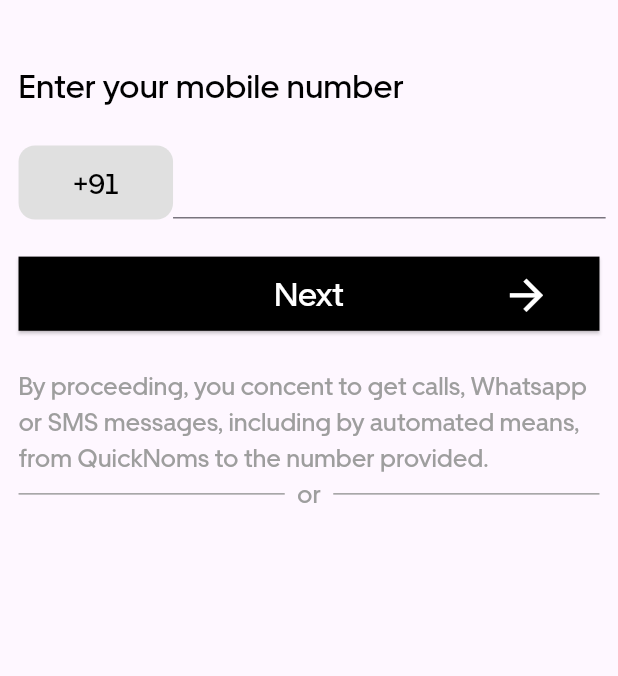
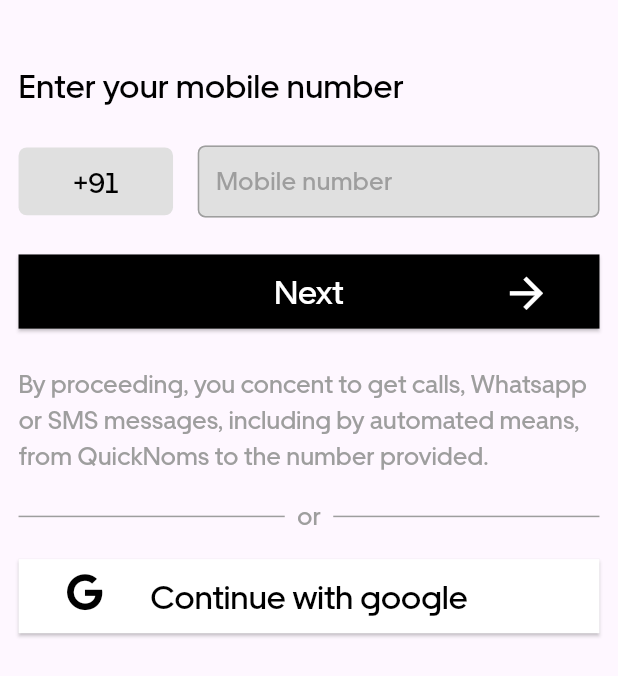
Before and after one commit to DaylenMcCarron/QuickNoms, a Flutter app: the screen it shows after launch, on a phone screen of 412 x 824 dp. Shown: the top 676 px of the screen. Run offline on Flutter 3.47's test engine with Material 3 defaults, Android fonts, the phone set to English and light mode, and no system bars; our stand-ins replace country_picker, font_awesome_flutter, sizer.

Commit message:
add: sign in with google button for login screen

```diff
--- a/lib/view/authScreens/mobileLoginScreen.dart
+++ b/lib/view/authScreens/mobileLoginScreen.dart
@@ -2,6 +2,7 @@ import 'package:country_picker/country_picker.dart';
 import 'package:flutter/cupertino.dart';
 import 'package:flutter/material.dart';
 import 'package:flutter/widgets.dart';
+import 'package:font_awesome_flutter/font_awesome_flutter.dart';
 import 'package:quicknoms/utils/colors.dart';
 import 'package:quicknoms/utils/textStyles.dart';
 import 'package:sizer/sizer.dart';
@@ -34,6 +35,7 @@ class _MobileLoginScreenState extends State<MobileLoginScreen> {
               height: 3.h,
             ),
             Row(
+              mainAxisAlignment: MainAxisAlignment.spaceBetween,
               children: [
                 InkWell(
                   onTap: () {
@@ -50,11 +52,11 @@ class _MobileLoginScreenState extends State<MobileLoginScreen> {
                     );
                   },
                   child: Container(
-                    height: 6.h,
+                    height: 5.5.h,
                     width: 25.w,
                     alignment: Alignment.center,
                     decoration: BoxDecoration(
-                        borderRadius: BorderRadius.circular(8.sp),
+                        borderRadius: BorderRadius.circular(4.sp),
                         color: greyShade3),
                     child: Text(
                       selectedCountry,
@@ -63,14 +65,36 @@ class _MobileLoginScreenState extends State<MobileLoginScreen> {
                   ),
                 ),
                 SizedBox(
-                  width: 70.w,
+                  width: 65.w,
                   child: TextField(
                     controller: mobileController,
                     cursorColor: black,
                     style: AppTextStyles.textFieldHintTextStyle,
                     keyboardType: TextInputType.number,
+                    decoration: InputDecoration(
+                        contentPadding:
+                            EdgeInsets.symmetric(vertical: 0, horizontal: 2.w),
+                        hintText: 'Mobile number',
+                        hintStyle: AppTextStyles.textFieldHintTextStyle,
+                        filled: true,
+                        fillColor: greyShade3,
+                        border: OutlineInputBorder(
+                          borderRadius: BorderRadius.circular(5),
+                          borderSide: BorderSide(color: grey),
+                        ),
+                        focusedBorder: OutlineInputBorder(
+                          borderRadius: BorderRadius.circular(5),
+                          borderSide: BorderSide(color: black),
+                        ),
+                        disabledBorder: OutlineInputBorder(
+                          borderRadius: BorderRadius.circular(5),
+                          borderSide: BorderSide(color: grey),
+                        ),
+                        enabledBorder: OutlineInputBorder(
+                            borderRadius: BorderRadius.circular(5),
+                            borderSide: BorderSide(color: grey))),
                   ),
-                )
+                ),
               ],
             ),
             SizedBox(
@@ -109,6 +133,9 @@ class _MobileLoginScreenState extends State<MobileLoginScreen> {
                 color: grey,
               ),
             ),
+            SizedBox(
+              height: 2.h,
+            ),
             Row(
               children: [
                 Expanded(
@@ -123,11 +150,42 @@ class _MobileLoginScreenState extends State<MobileLoginScreen> {
                   ),
                 ),
                 Expanded(
-                    child: Divider(
-                  color: grey,
-                ))
+                  child: Divider(
+                    color: grey,
+                  ),
+                ),
               ],
-            )
+            ),
+            SizedBox(
+              height: 2.h,
+            ),
+            ElevatedButton(
+              onPressed: () {},
+              style: ElevatedButton.styleFrom(
+                  backgroundColor: white,
+                  minimumSize: Size(90.w, 6.h),
+                  shape: const RoundedRectangleBorder(
+                      borderRadius: BorderRadius.all(Radius.zero))),
+              child: Stack(
+                children: [
+                  Align(
+                    alignment: Alignment.center,
+                    child: Text(
+                      'Continue with google',
+                      style: AppTextStyles.body16,
+                    ),
+                  ),
+                  Positioned(
+                    left: 2.w,
+                    child: FaIcon(
+                      FontAwesomeIcons.google,
+                      color: black,
+                      size: 3.h,
+                    ),
+                  ),
+                ],
+              ),
+            ),
           ],
         ),
       ),
--- a/pubspec.yaml
+++ b/pubspec.yaml
@@ -37,6 +37,7 @@ dependencies:
   cupertino_icons: ^1.0.6
   sizer: ^2.0.15
   country_picker: ^2.0.25
+  font_awesome_flutter: ^10.7.0
 
 dev_dependencies:
   flutter_test:
```
Also changed, not shown: pubspec.lock.
